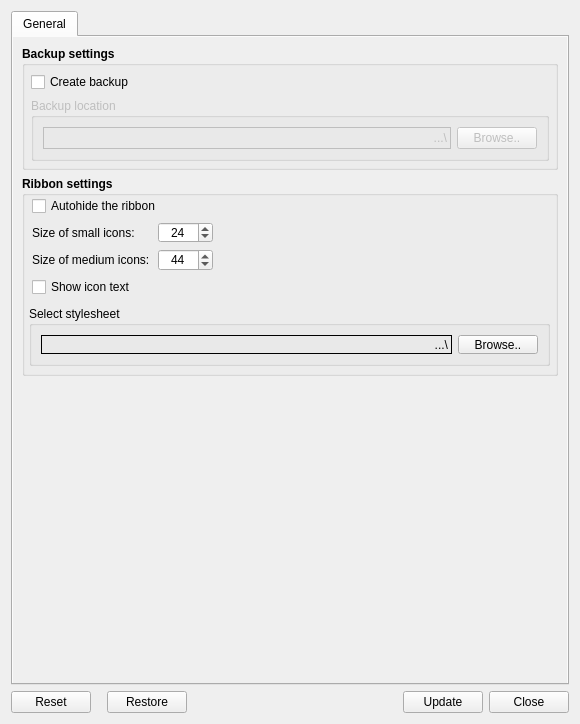
geolta/FreeCAD-Ribbon, file Resources/ui/Settings.ui: the form before one commit.
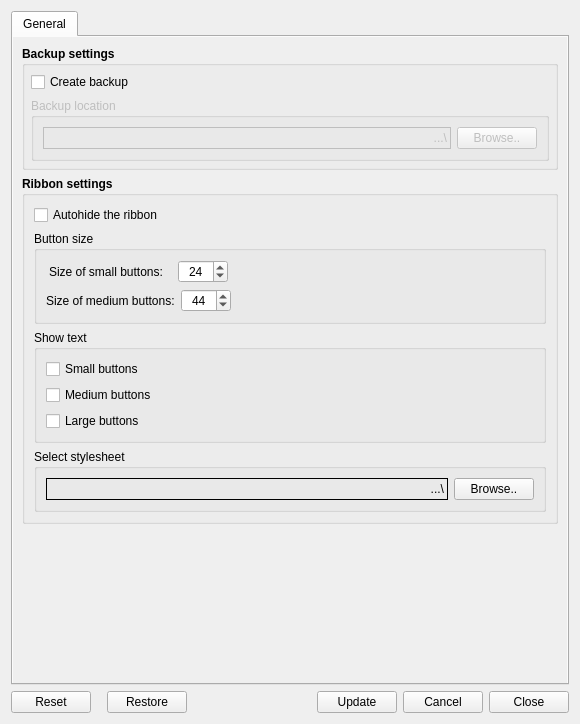
The form after the commit.

Commit message: IconText can now be set per icon size CancelButton added to Settings form

The edit to the form file:
```diff
--- a/Resources/ui/Settings.ui
+++ b/Resources/ui/Settings.ui
@@ -22,20 +22,13 @@
   <layout class="QGridLayout" name="gridLayout_7">
    <item row="1" column="0">
     <layout class="QGridLayout" name="gridLayout_6">
-     <item row="0" column="4">
-      <widget class="QPushButton" name="GenerateJson">
-       <property name="text">
-        <string>Update</string>
+     <item row="0" column="2">
+      <widget class="QPushButton" name="RestoreJson">
+       <property name="enabled">
+        <bool>true</bool>
        </property>
-      </widget>
-     </item>
-     <item row="0" column="5">
-      <widget class="QPushButton" name="GenerateJsonExit">
        <property name="text">
-        <string>Close</string>
-       </property>
-       <property name="shortcut">
-        <string>Esc</string>
+        <string>Restore</string>
        </property>
       </widget>
      </item>
@@ -52,6 +45,16 @@
        </property>
       </spacer>
      </item>
+     <item row="0" column="0">
+      <widget class="QPushButton" name="ResetJson">
+       <property name="enabled">
+        <bool>true</bool>
+       </property>
+       <property name="text">
+        <string>Reset</string>
+       </property>
+      </widget>
+     </item>
      <item row="0" column="1">
       <spacer name="horizontalSpacer">
        <property name="orientation">
@@ -68,23 +71,30 @@
        </property>
       </spacer>
      </item>
-     <item row="0" column="2">
-      <widget class="QPushButton" name="RestoreJson">
-       <property name="enabled">
-        <bool>true</bool>
-       </property>
+     <item row="0" column="4">
+      <widget class="QPushButton" name="GenerateJson">
        <property name="text">
-        <string>Restore</string>
+        <string>Update</string>
        </property>
       </widget>
      </item>
-     <item row="0" column="0">
-      <widget class="QPushButton" name="ResetJson">
-       <property name="enabled">
-        <bool>true</bool>
+     <item row="0" column="6">
+      <widget class="QPushButton" name="GenerateJsonExit">
+       <property name="text">
+        <string>Close</string>
        </property>
+       <property name="shortcut">
+        <string/>
+       </property>
+      </widget>
+     </item>
+     <item row="0" column="5">
+      <widget class="QPushButton" name="Cancel">
        <property name="text">
-        <string>Reset</string>
+        <string>Cancel</string>
+       </property>
+       <property name="shortcut">
+        <string>Esc</string>
        </property>
       </widget>
      </item>
@@ -244,7 +254,7 @@
          <property name="minimumSize">
           <size>
            <width>0</width>
-           <height>200</height>
+           <height>300</height>
           </size>
          </property>
          <property name="font">
@@ -256,88 +266,10 @@
          <property name="title">
           <string>Ribbon settings</string>
          </property>
-         <widget class="QGroupBox" name="groupBox_2">
-          <property name="geometry">
-           <rect>
-            <x>7</x>
-            <y>130</y>
-            <width>521</width>
-            <height>60</height>
-           </rect>
-          </property>
-          <property name="sizePolicy">
-           <sizepolicy hsizetype="MinimumExpanding" vsizetype="Fixed">
-            <horstretch>0</horstretch>
-            <verstretch>0</verstretch>
-           </sizepolicy>
-          </property>
-          <property name="minimumSize">
-           <size>
-            <width>0</width>
-            <height>60</height>
-           </size>
-          </property>
-          <property name="font">
-           <font>
-            <weight>50</weight>
-            <bold>false</bold>
-           </font>
-          </property>
-          <property name="title">
-           <string>Select stylesheet</string>
-          </property>
-          <layout class="QGridLayout" name="gridLayout_12">
-           <property name="topMargin">
-            <number>9</number>
-           </property>
+         <layout class="QGridLayout" name="gridLayout_4">
            <item row="0" column="0">
-            <widget class="QLabel" name="label_7">
-             <property name="frameShape">
-              <enum>QFrame::Box</enum>
-             </property>
-             <property name="text">
-              <string>...\</string>
-             </property>
-             <property name="scaledContents">
-              <bool>true</bool>
-             </property>
-             <property name="alignment">
-              <set>Qt::AlignRight|Qt::AlignTrailing|Qt::AlignVCenter</set>
-             </property>
-            </widget>
-           </item>
-           <item row="0" column="1">
-            <widget class="QPushButton" name="StyleSheetLocation">
-             <property name="sizePolicy">
-              <sizepolicy hsizetype="Fixed" vsizetype="Fixed">
-               <horstretch>20</horstretch>
-               <verstretch>0</verstretch>
-              </sizepolicy>
-             </property>
-             <property name="minimumSize">
-              <size>
-               <width>20</width>
-               <height>0</height>
-              </size>
-             </property>
-             <property name="text">
-              <string>Browse..</string>
-             </property>
-            </widget>
-           </item>
-          </layout>
-         </widget>
-         <widget class="QWidget" name="layoutWidget">
-          <property name="geometry">
-           <rect>
-            <x>10</x>
-            <y>20</y>
-            <width>181</width>
-            <height>101</height>
-           </rect>
-          </property>
-          <layout class="QVBoxLayout" name="verticalLayout_2">
-           <item>
+           <layout class="QGridLayout" name="gridLayout_3">
+            <item row="0" column="0">
             <widget class="QCheckBox" name="AutoHide">
              <property name="font">
               <font>
@@ -350,7 +282,85 @@
              </property>
             </widget>
            </item>
+            <item row="1" column="0">
+             <widget class="QGroupBox" name="groupBox_4">
+              <property name="font">
+               <font>
+                <weight>50</weight>
+                <bold>false</bold>
+               </font>
+              </property>
+              <property name="title">
+               <string>Button size</string>
+              </property>
+              <layout class="QGridLayout" name="gridLayout">
+               <item row="1" column="0">
+                <layout class="QHBoxLayout" name="horizontalLayout_6">
            <item>
+                  <widget class="QLabel" name="label_11">
+                   <property name="sizePolicy">
+                    <sizepolicy hsizetype="Fixed" vsizetype="Preferred">
+                     <horstretch>0</horstretch>
+                     <verstretch>0</verstretch>
+                    </sizepolicy>
+                   </property>
+                   <property name="minimumSize">
+                    <size>
+                     <width>120</width>
+                     <height>0</height>
+                    </size>
+                   </property>
+                   <property name="font">
+                    <font>
+                     <weight>50</weight>
+                     <bold>false</bold>
+                    </font>
+                   </property>
+                   <property name="text">
+                    <string>Size of medium buttons:</string>
+                   </property>
+                  </widget>
+                 </item>
+                 <item>
+                  <widget class="QSpinBox" name="IconSize_Medium">
+                   <property name="sizePolicy">
+                    <sizepolicy hsizetype="Fixed" vsizetype="Preferred">
+                     <horstretch>0</horstretch>
+                     <verstretch>0</verstretch>
+                    </sizepolicy>
+                   </property>
+                   <property name="minimumSize">
+                    <size>
+                     <width>50</width>
+                     <height>0</height>
+                    </size>
+                   </property>
+                   <property name="baseSize">
+                    <size>
+                     <width>0</width>
+                     <height>0</height>
+                    </size>
+                   </property>
+                   <property name="font">
+                    <font>
+                     <weight>50</weight>
+                     <bold>false</bold>
+                    </font>
+                   </property>
+                   <property name="alignment">
+                    <set>Qt::AlignCenter</set>
+                   </property>
+                   <property name="correctionMode">
+                    <enum>QAbstractSpinBox::CorrectToNearestValue</enum>
+                   </property>
+                   <property name="value">
+                    <number>44</number>
+                   </property>
+                  </widget>
+                 </item>
+                </layout>
+               </item>
+               <item row="0" column="0">
             <layout class="QHBoxLayout" name="horizontalLayout_5">
              <item>
               <widget class="QLabel" name="label_10">
@@ -373,21 +383,21 @@
                 </font>
                </property>
                <property name="text">
-                <string>Size of small icons:</string>
+                    <string>Size of small buttons:</string>
                </property>
               </widget>
              </item>
              <item>
               <widget class="QSpinBox" name="IconSize_Small">
                <property name="sizePolicy">
-                <sizepolicy hsizetype="Minimum" vsizetype="Fixed">
+                    <sizepolicy hsizetype="Fixed" vsizetype="Preferred">
                  <horstretch>0</horstretch>
                  <verstretch>0</verstretch>
                 </sizepolicy>
                </property>
                <property name="minimumSize">
                 <size>
-                 <width>30</width>
+                     <width>50</width>
                  <height>0</height>
                 </size>
                </property>
@@ -431,20 +441,94 @@
              </item>
             </layout>
            </item>
+               <item row="0" column="1">
+                <spacer name="horizontalSpacer_3">
+                 <property name="orientation">
+                  <enum>Qt::Horizontal</enum>
+                 </property>
+                 <property name="sizeHint" stdset="0">
+                  <size>
+                   <width>40</width>
+                   <height>20</height>
+                  </size>
+                 </property>
+                </spacer>
+               </item>
+              </layout>
+             </widget>
+            </item>
+            <item row="2" column="0">
+             <widget class="QGroupBox" name="groupBox_3">
+              <property name="font">
+               <font>
+                <weight>50</weight>
+                <bold>false</bold>
+               </font>
+              </property>
+              <property name="title">
+               <string>Show text</string>
+              </property>
+              <layout class="QGridLayout" name="gridLayout_2">
+               <item row="0" column="0">
+                <layout class="QVBoxLayout" name="verticalLayout">
            <item>
-            <layout class="QHBoxLayout" name="horizontalLayout_6">
+                  <widget class="QCheckBox" name="ShowText_Small">
+                   <property name="font">
+                    <font>
+                     <weight>50</weight>
+                     <bold>false</bold>
+                    </font>
+                   </property>
+                   <property name="text">
+                    <string>Small buttons</string>
+                   </property>
+                  </widget>
+                 </item>
              <item>
-              <widget class="QLabel" name="label_11">
+                  <widget class="QCheckBox" name="ShowText_Medium">
+                   <property name="font">
+                    <font>
+                     <weight>50</weight>
+                     <bold>false</bold>
+                    </font>
+                   </property>
+                   <property name="text">
+                    <string>Medium buttons</string>
+                   </property>
+                  </widget>
+                 </item>
+                 <item>
+                  <widget class="QCheckBox" name="ShowText_Large">
+                   <property name="font">
+                    <font>
+                     <weight>50</weight>
+                     <bold>false</bold>
+                    </font>
+                   </property>
+                   <property name="text">
+                    <string>Large buttons</string>
+                   </property>
+                  </widget>
+                 </item>
+                </layout>
+               </item>
+              </layout>
+             </widget>
+            </item>
+           </layout>
+          </item>
+          <item row="1" column="0">
+           <widget class="QGroupBox" name="groupBox_2">
                <property name="sizePolicy">
-                <sizepolicy hsizetype="Fixed" vsizetype="Preferred">
+             <sizepolicy hsizetype="MinimumExpanding" vsizetype="Fixed">
                  <horstretch>0</horstretch>
                  <verstretch>0</verstretch>
                 </sizepolicy>
                </property>
                <property name="minimumSize">
                 <size>
-                 <width>120</width>
-                 <height>0</height>
+              <width>0</width>
+              <height>60</height>
                 </size>
                </property>
                <property name="font">
@@ -453,15 +537,33 @@
                  <bold>false</bold>
                 </font>
                </property>
+            <property name="title">
+             <string>Select stylesheet</string>
+            </property>
+            <layout class="QGridLayout" name="gridLayout_12">
+             <property name="topMargin">
+              <number>9</number>
+             </property>
+             <item row="0" column="0">
+              <widget class="QLabel" name="label_7">
+               <property name="frameShape">
+                <enum>QFrame::Box</enum>
+               </property>
                <property name="text">
-                <string>Size of medium icons:</string>
+                <string>...\</string>
+               </property>
+               <property name="scaledContents">
+                <bool>true</bool>
+               </property>
+               <property name="alignment">
+                <set>Qt::AlignRight|Qt::AlignTrailing|Qt::AlignVCenter</set>
                </property>
               </widget>
              </item>
-             <item>
-              <widget class="QSpinBox" name="IconSize_Medium">
+             <item row="0" column="1">
+              <widget class="QPushButton" name="StyleSheetLocation">
                <property name="sizePolicy">
-                <sizepolicy hsizetype="Minimum" vsizetype="Fixed">
+                <sizepolicy hsizetype="Fixed" vsizetype="Fixed">
                  <horstretch>20</horstretch>
                  <verstretch>0</verstretch>
                 </sizepolicy>
@@ -472,40 +574,15 @@
                  <height>0</height>
                 </size>
                </property>
-               <property name="font">
-                <font>
-                 <weight>50</weight>
-                 <bold>false</bold>
-                </font>
-               </property>
-               <property name="alignment">
-                <set>Qt::AlignCenter</set>
-               </property>
-               <property name="correctionMode">
-                <enum>QAbstractSpinBox::CorrectToNearestValue</enum>
-               </property>
-               <property name="value">
-                <number>44</number>
-               </property>
-              </widget>
-             </item>
-            </layout>
-           </item>
-           <item>
-            <widget class="QCheckBox" name="ShowText">
-             <property name="font">
-              <font>
-               <weight>50</weight>
-               <bold>false</bold>
-              </font>
-             </property>
              <property name="text">
-              <string>Show icon text</string>
+                <string>Browse..</string>
              </property>
             </widget>
            </item>
           </layout>
          </widget>
+          </item>
+         </layout>
         </widget>
        </item>
       </layout>
```
Lines whose indentation alone changed are shown as unchanged. The commit also changes 5 other files.
